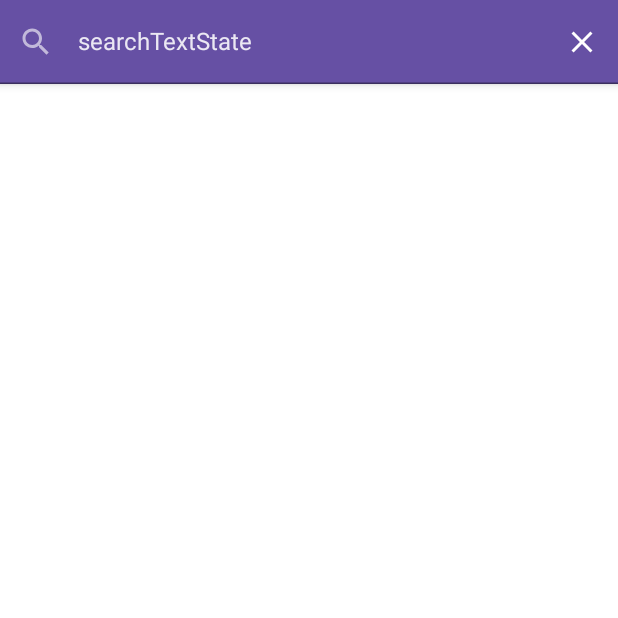
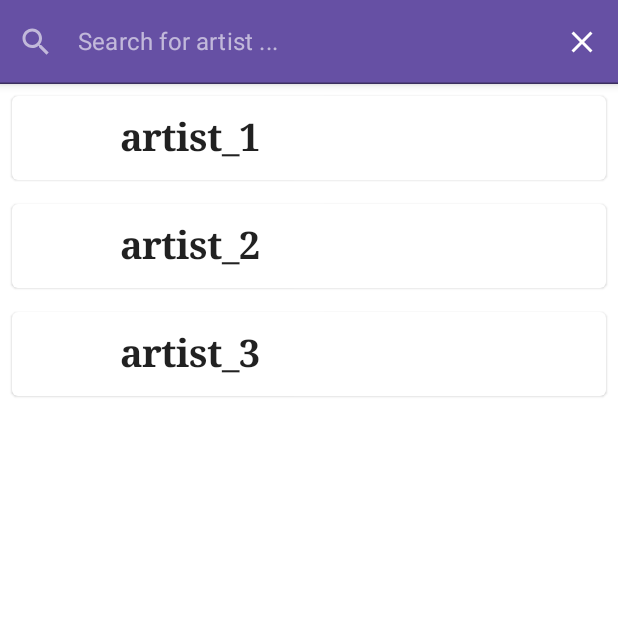
Before and after one commit to islamarr/MVVM_RxJava_Koin, an Android app built with Jetpack Compose: the screen it shows after launch (MainActivity), after a tap on "Search Icon", on a phone screen of 412 x 824 dp, the top half of it. Run offline under Robolectric (Android 15) with nearby library versions, the phone set to English and light mode, and no system bars; our stand-ins replace Dagger/Hilt's generated code; pictures from the network do not load.

Commit message:
Initial search list

```diff
--- a/app/src/main/java/com/islam/music/common/CustomViews.kt
+++ b/app/src/main/java/com/islam/music/common/CustomViews.kt
@@ -16,8 +16,11 @@ import androidx.compose.ui.graphics.asImageBitmap
 import androidx.compose.ui.graphics.drawscope.drawIntoCanvas
 import androidx.compose.ui.graphics.nativeCanvas
 import androidx.compose.ui.platform.LocalContext
+import androidx.compose.ui.res.painterResource
 import androidx.compose.ui.unit.dp
 import com.bumptech.glide.Glide
+import com.bumptech.glide.load.engine.DiskCacheStrategy
+import com.bumptech.glide.load.resource.drawable.DrawableTransitionOptions
 import com.bumptech.glide.request.target.CustomTarget
 import com.bumptech.glide.request.transition.Transition
 
@@ -50,6 +53,8 @@ fun NetworkImageComponentGlide(
         glide
             .asBitmap()
             .load(url)
+            .thumbnail(IMAGE_SIZE_MULTIPLIER)
+            .diskCacheStrategy(DiskCacheStrategy.ALL)
             .into(target)
 
         onDispose {
--- a/app/src/main/java/com/islam/music/ui/SearchScreen.kt
+++ b/app/src/main/java/com/islam/music/ui/SearchScreen.kt
@@ -2,68 +2,64 @@ package com.islam.music.ui
 
 import android.util.Log
 import androidx.compose.foundation.layout.*
+import androidx.compose.foundation.lazy.LazyColumn
+import androidx.compose.foundation.lazy.items
+import androidx.compose.foundation.shape.RoundedCornerShape
 import androidx.compose.foundation.text.KeyboardActions
 import androidx.compose.foundation.text.KeyboardOptions
 import androidx.compose.material.*
 import androidx.compose.material.icons.Icons
 import androidx.compose.material.icons.filled.Close
 import androidx.compose.material.icons.filled.Search
-import androidx.compose.runtime.Composable
-import androidx.compose.ui.Alignment
+import androidx.compose.runtime.*
 import androidx.compose.ui.Modifier
 import androidx.compose.ui.draw.alpha
 import androidx.compose.ui.graphics.Color
 import androidx.compose.ui.text.TextStyle
+import androidx.compose.ui.text.font.FontFamily
+import androidx.compose.ui.text.font.FontWeight
 import androidx.compose.ui.text.input.ImeAction
 import androidx.compose.ui.tooling.preview.Preview
 import androidx.compose.ui.unit.dp
+import androidx.compose.ui.unit.sp
 import androidx.navigation.NavController
 import androidx.navigation.compose.rememberNavController
+import com.islam.music.common.NetworkImageComponentGlide
+import com.islam.music.features.search.domain.entites.Artist
+import com.islam.music.features.search.domain.entites.Image
 import com.islam.music.ui.theme.MusicTheme
+
+val artistList = listOf(
+    Artist(listOf(Image("")), name = "artist_1"),
+    Artist(listOf(Image("")), name = "artist_2"),
+    Artist(listOf(Image("")), name = "artist_3")
+)
 
 @Composable
 fun SearchScreen(navController: NavController) {
+    var newValue by remember { mutableStateOf("") }
+
     Scaffold(
         topBar = {
-            MainAppBar(
+            SearchAppBar(
                 // searchWidgetState = searchWidgetState,
-                searchTextState = "searchTextState",
+                text = newValue,
                 onTextChange = {
-                    //mainViewModel.updateSearchTextState(newValue = it)
+                    newValue = it
                 },
                 onCloseClicked = {
-                    // mainViewModel.updateSearchWidgetState(newValue = SearchWidgetState.CLOSED)
+                    newValue = ""
                 },
                 onSearchClicked = {
                     Log.d("Searched Text", it)
-                },
-                onSearchTriggered = {
-                    // mainViewModel.updateSearchWidgetState(newValue = SearchWidgetState.OPENED)
                 }
+
             )
-        }
-    ) {}
+        },
+        content = { LazyColumnArtistsScrollableComponent(artistList) },
+    )
 
 }
-
-
-@Composable
-fun MainAppBar(
-    //  searchWidgetState: SearchWidgetState,
-    searchTextState: String,
-    onTextChange: (String) -> Unit,
-    onCloseClicked: () -> Unit,
-    onSearchClicked: (String) -> Unit,
-    onSearchTriggered: () -> Unit
-) {
-    SearchAppBar(
-        text = searchTextState,
-        onTextChange = onTextChange,
-        onCloseClicked = onCloseClicked,
-        onSearchClicked = onSearchClicked
-    )
-}
-
 
 @Composable
 fun SearchAppBar(
@@ -90,7 +86,7 @@ fun SearchAppBar(
                 Text(
                     modifier = Modifier
                         .alpha(ContentAlpha.medium),
-                    text = "Search here...",
+                    text = "Search for artist ...",
                     color = Color.White
                 )
             },
@@ -143,6 +139,39 @@ fun SearchAppBar(
     }
 }
 
+@OptIn(ExperimentalMaterialApi::class)
+@Composable
+fun LazyColumnArtistsScrollableComponent(artistList: List<Artist>) {
+    LazyColumn(modifier = Modifier.fillMaxHeight()) {
+        items(items = artistList, itemContent = { artist ->
+            Card(
+                shape = RoundedCornerShape(4.dp),
+                backgroundColor = Color.White,
+                modifier = Modifier
+                    .fillParentMaxWidth()
+                    .padding(8.dp)
+            ) {
+                ListItem(text = {
+                    Text(
+                        text = artist.name ?: "",
+                        style = TextStyle(
+                            fontFamily = FontFamily.Serif, fontSize = 25.sp,
+                            fontWeight = FontWeight.Bold
+                        )
+                    )
+                }, icon = {
+                    NetworkImageComponentGlide(
+                        url = artist.images?.get(0)?.url ?: "",
+                        modifier = Modifier
+                            .width(60.dp)
+                            .height(60.dp)
+                    )
+                })
+            }
+        })
+
+    }
+}
 
 @Preview(showBackground = true, widthDp = 420)
 @Composable
```
